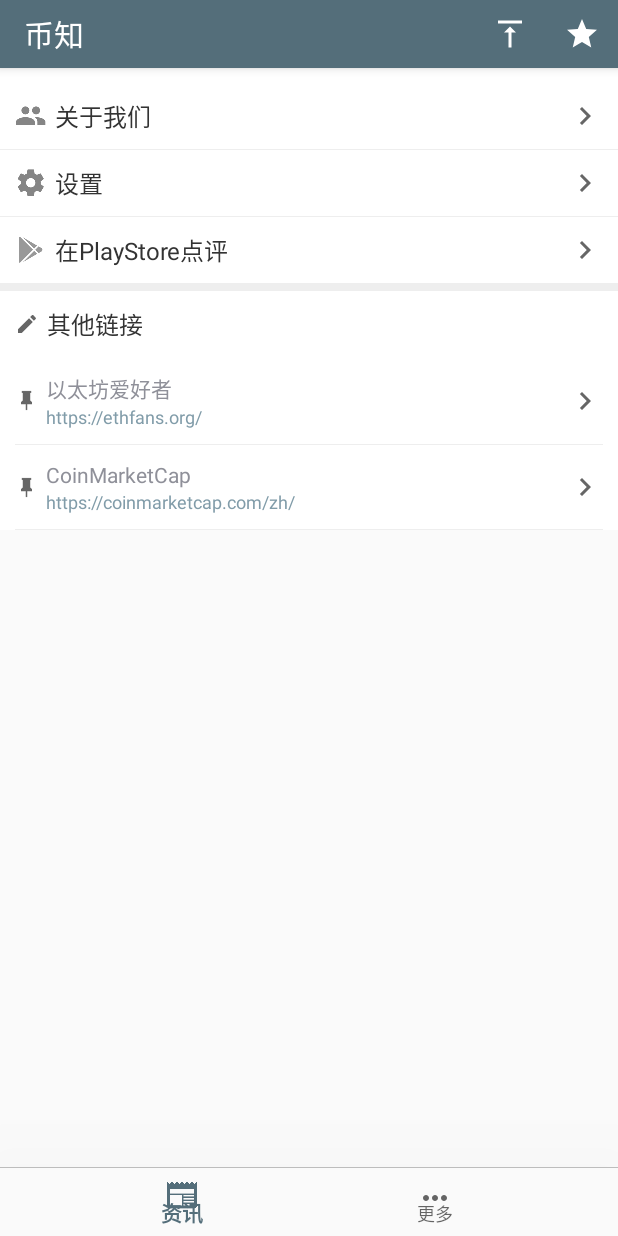
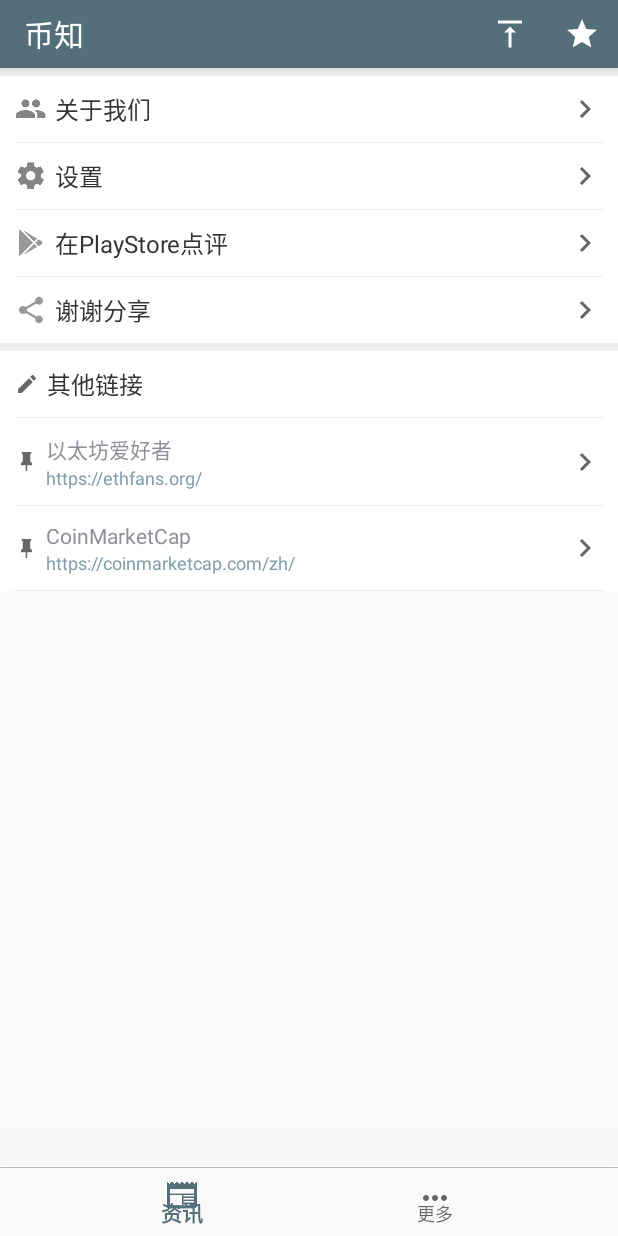
Before and after one commit to xqbpl09kk/MyApplication, an Android app: the fragment FragmentThree placed in its activity, on a phone screen of 412 x 824 dp. Run offline under Robolectric (Android 15) with nearby library versions, the phone set to English and light mode, and no system bars; libraries missing offline, so code that uses them is left out: com.umeng.commonsdk, com.umeng.message, org.android.agoo; pictures from the network do not load; 2 statements that could not run were skipped.

Commit message:
优化分享

```diff
--- a/app/src/main/java/fast/information/ShareActivity.kt
+++ b/app/src/main/java/fast/information/ShareActivity.kt
@@ -8,8 +8,10 @@ import android.net.Uri
 import android.os.Bundle
 import android.os.Handler
 import android.provider.MediaStore
+import android.support.v4.content.ContextCompat
 import android.support.v4.content.FileProvider
 import com.google.gson.Gson
+import fast.information.common.MyApplication
 import fast.information.main.MainActivity
 import fast.information.network.bean.MessageItem
 import kotlinx.android.synthetic.main.activity_share.*
@@ -25,6 +27,7 @@ class ShareActivity :Activity() {
     override fun onCreate(savedInstanceState: Bundle?) {
         super.onCreate(savedInstanceState)
         setContentView(R.layout.activity_share)
+        window.decorView.background =ContextCompat.getDrawable(MyApplication.instance , R.drawable.share_bg)
         var message  = intent .getSerializableExtra("message_item")
         if(message == null){
             val messageString : String = intent.getStringExtra("message")
@@ -33,7 +36,7 @@ class ShareActivity :Activity() {
         val messageItem = message as MessageItem
         val share :Boolean = intent.getBooleanExtra("share" , true)
         time_text.text = messageItem.getDate(true)
-        content_text.text = messageItem.content
+        content_text.text = getString(R.string.bz_share).plus(messageItem.content)
         title_text.text = messageItem.title?.removePrefix("【")?.removeSuffix("】") ?: ""
         content_text.setOnClickListener({  imageShare()  })
         if(share)
--- a/app/src/main/java/fast/information/common/MyApplication.kt
+++ b/app/src/main/java/fast/information/common/MyApplication.kt
@@ -59,7 +59,7 @@ class MyApplication  : Application(){
         colorGreen = ContextCompat.getColor(this , R.color.change_green)
         colorRed = ContextCompat.getColor(this , R.color.change_red)
         Thread.setDefaultUncaughtExceptionHandler(UnCaughtException())
-        initUmengPush()
+//        initUmengPush()
     }
 
 
--- a/app/src/main/java/fast/information/main/FragmentThree.kt
+++ b/app/src/main/java/fast/information/main/FragmentThree.kt
@@ -6,6 +6,7 @@ import android.content.Intent
 import android.net.Uri
 import android.os.Bundle
 import android.os.Handler
+import android.provider.MediaStore
 import android.text.TextUtils
 import android.view.LayoutInflater
 import android.view.View
@@ -55,11 +56,11 @@ class FragmentThree : BaseFragment() {
                 startActivity(Intent(Intent.ACTION_VIEW)
                         .setData(Uri.parse("market://details?id="
                                 .plus(MyApplication.instance.packageName))))
-            } catch (e: Exception) {
+            }catch (e: Exception){
                 Toast.makeText(MyApplication.instance, R.string.no_market_app, Toast.LENGTH_SHORT).show()
             }
         })
-
+        share.setOnClickListener({ shareApp() })
         for (i in nameList.indices) {
             addItem(nameList[i] , linkList[i] , true)
         }
@@ -74,8 +75,21 @@ class FragmentThree : BaseFragment() {
         super.onActivityResult(requestCode, resultCode, data)
     }
 
+
+    private fun shareApp(){
+//        val imageUri = makeImageFile()
+        val shareIntent = Intent()
+        shareIntent.action = Intent.ACTION_SEND
+//        shareIntent.putExtra(Intent.EXTRA_STREAM, imageUri)
+//        shareIntent.putExtra(MediaStore.EXTRA_OUTPUT, imageUri)
+        shareIntent.putExtra(Intent.EXTRA_TEXT , getString(R.string.share_text))
+        shareIntent.type = "text/*"
+        startActivity(Intent.createChooser(shareIntent, "分享到"))
+    }
+
+
     private fun initStoreItems(){
-        link_layout.removeViews(3 , link_layout.childCount -3)
+        link_layout.removeViews(4 , link_layout.childCount -4)
         val urls = MyApplication.instance.getSharedPreferences("links" , Context.MODE_PRIVATE).getString("data" , "")
         if(!TextUtils.isEmpty(urls)){
             val gson  = Gson()
--- a/app/src/main/java/fast/information/main/adapter/HomeAdapter.kt
+++ b/app/src/main/java/fast/information/main/adapter/HomeAdapter.kt
@@ -59,6 +59,7 @@ class HomeAdapter(private val context: Context) : RecyclerView.Adapter<RecyclerV
         }
         holder.itemView.content_text.text = Integer.toString(position +1 )
                 .plus("、").plus(itemData.title?.removePrefix("】")).plus(itemData.content)
+                .replace("\n", "")
         if(TextUtils.isEmpty(itemData.link) || !itemData.link!!.startsWith("http")){
             holder.itemView.action0_text .visibility = View.INVISIBLE
         }else{
--- /dev/null
+++ b/app/src/main/res/drawable-mdpi/share_gray.xml
@@ -0,0 +1,9 @@
+<vector xmlns:android="http://schemas.android.com/apk/res/android"
+        android:width="21dp"
+        android:height="21dp"
+        android:viewportWidth="24.0"
+        android:viewportHeight="24.0">
+    <path
+        android:fillColor="#999999"
+        android:pathData="M18,16.08c-0.76,0 -1.44,0.3 -1.96,0.77L8.91,12.7c0.05,-0.23 0.09,-0.46 0.09,-0.7s-0.04,-0.47 -0.09,-0.7l7.05,-4.11c0.54,0.5 1.25,0.81 2.04,0.81 1.66,0 3,-1.34 3,-3s-1.34,-3 -3,-3 -3,1.34 -3,3c0,0.24 0.04,0.47 0.09,0.7L8.04,9.81C7.5,9.31 6.79,9 6,9c-1.66,0 -3,1.34 -3,3s1.34,3 3,3c0.79,0 1.5,-0.31 2.04,-0.81l7.12,4.16c-0.05,0.21 -0.08,0.43 -0.08,0.65 0,1.61 1.31,2.92 2.92,2.92 1.61,0 2.92,-1.31 2.92,-2.92s-1.31,-2.92 -2.92,-2.92z"/>
+</vector>
--- a/app/src/main/res/layout/activity_settings.xml
+++ b/app/src/main/res/layout/activity_settings.xml
@@ -7,7 +7,7 @@
 
     <View
         android:layout_width="match_parent"
-        android:layout_height="10dp"
+        android:layout_height="5dp"
         android:background="@color/windowBackground" />
 
     <Switch
--- a/app/src/main/res/layout/fragment_more.xml
+++ b/app/src/main/res/layout/fragment_more.xml
@@ -8,8 +8,12 @@
         android:layout_width="match_parent"
         android:layout_height="wrap_content"
         android:background="@color/white"
-        android:orientation="vertical"
-        android:paddingTop="@dimen/common_padding">
+        android:orientation="vertical">
+
+        <View
+            android:layout_width="match_parent"
+            android:layout_height="5dp"
+            android:background="@color/windowBackground" />
 
         <TextView
             android:id="@+id/concern"
@@ -17,10 +21,10 @@
             android:layout_height="wrap_content"
             android:background="?android:selectableItemBackground"
             android:drawableEnd="@drawable/ic_chevron_right_black_24dp"
+            android:drawablePadding="5dp"
+            android:drawableStart="@drawable/concerning"
             android:lines="1"
             android:padding="@dimen/common_padding"
-            android:drawablePadding="5dp"
-            android:drawableStart="@drawable/concerning"
             android:text="@string/concern"
             android:textColor="@color/text_normal"
             android:textSize="16sp" />
@@ -28,6 +32,8 @@
         <View
             android:layout_width="match_parent"
             android:layout_height="0.5dp"
+            android:layout_marginLeft="10dp"
+            android:layout_marginRight="10dp"
             android:background="@color/windowBackground" />
 
         <TextView
@@ -36,10 +42,10 @@
             android:layout_height="wrap_content"
             android:background="?android:selectableItemBackground"
             android:drawableEnd="@drawable/ic_chevron_right_black_24dp"
+            android:drawablePadding="5dp"
+            android:drawableStart="@drawable/settings"
             android:lines="1"
             android:padding="@dimen/common_padding"
-            android:drawablePadding="5dp"
-            android:drawableStart="@drawable/settings"
             android:text="@string/settings"
             android:textColor="@color/text_normal"
             android:textSize="16sp" />
@@ -47,6 +53,8 @@
         <View
             android:layout_width="match_parent"
             android:layout_height="0.5dp"
+            android:layout_marginLeft="10dp"
+            android:layout_marginRight="10dp"
             android:background="@color/windowBackground" />
 
         <TextView
@@ -55,11 +63,32 @@
             android:layout_height="wrap_content"
             android:background="?android:selectableItemBackground"
             android:drawableEnd="@drawable/ic_chevron_right_black_24dp"
+            android:drawablePadding="5dp"
+            android:drawableStart="@drawable/store"
             android:lines="1"
             android:padding="@dimen/common_padding"
+            android:text="@string/comment"
+            android:textColor="@color/text_normal"
+            android:textSize="16sp" />
+
+        <View
+            android:layout_width="match_parent"
+            android:layout_height="0.5dp"
+            android:layout_marginLeft="10dp"
+            android:layout_marginRight="10dp"
+            android:background="@color/windowBackground" />
+
+        <TextView
+            android:id="@+id/share"
+            android:layout_width="match_parent"
+            android:layout_height="wrap_content"
+            android:background="?android:selectableItemBackground"
+            android:drawableEnd="@drawable/ic_chevron_right_black_24dp"
             android:drawablePadding="5dp"
-            android:text="@string/comment"
-            android:drawableStart="@drawable/store"
+            android:drawableStart="@drawable/share_gray"
+            android:lines="1"
+            android:padding="@dimen/common_padding"
+            android:text="@string/share_app"
             android:textColor="@color/text_normal"
             android:textSize="16sp" />
 
@@ -84,13 +113,18 @@
                 android:drawableLeft="@drawable/ic_edit_white_16dp"
                 android:drawablePadding="5dp"
                 android:lines="1"
+                android:paddingBottom="10dp"
                 android:paddingLeft="@dimen/common_padding"
                 android:paddingTop="@dimen/common_padding"
-                android:paddingBottom="10dp"
                 android:text="@string/friendly_link"
                 android:textColor="@color/text_normal"
                 android:textSize="16sp" />
-
+            <View
+                android:layout_width="match_parent"
+                android:layout_height="0.5dp"
+                android:layout_marginLeft="10dp"
+                android:layout_marginRight="10dp"
+                android:background="@color/windowBackground" />
 
         </LinearLayout>
     </LinearLayout>
--- a/app/src/main/res/layout/fragment_one.xml
+++ b/app/src/main/res/layout/fragment_one.xml
@@ -12,7 +12,6 @@
 
         <android.support.v7.widget.RecyclerView
             android:paddingTop="2.5dp"
-            android:paddingBottom="2.5dp"
             android:layout_height="wrap_content"
             android:layout_width="match_parent"
             android:scrollbars="vertical"
--- a/app/src/main/res/values/strings.xml
+++ b/app/src/main/res/values/strings.xml
@@ -72,5 +72,8 @@
     <string name="url_exist">地址已经存在</string>
     <string name="notification_not">第一时间获取资讯通知</string>
     <string name="update_not">不消耗流量</string>
+    <string name="bz_share">【币知分享】 </string>
+    <string name="share_app">谢谢分享</string>
+    <string name="share_text">币知：区块链爱好者业余时间制作，纯绿色的一款币圈资讯、行情浏览应用，欢迎下载使用。</string>
 
 </resources>
```
Also changed, not shown: app/src/main/res/drawable/share_bg.xml (added, +10 -0 lines), app/src/main/res/layout/activity_share.xml (+10 -4 lines), app/src/main/res/layout/list_item_main.xml (+6 -4 lines), 1 other file.
